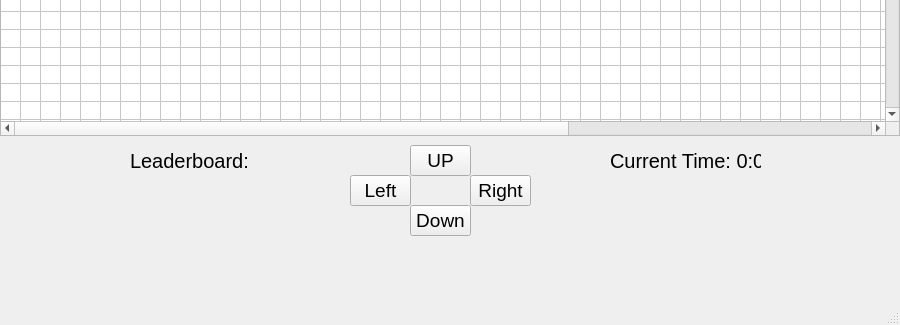
Above: maze-game-gui.ui from cmaul25/CIST-1620-Final-Project-2 before the change; both pictures show x 0 to 900 and y 475 to 800 of the 900 by 800 pixel window. Below: the same form after it.
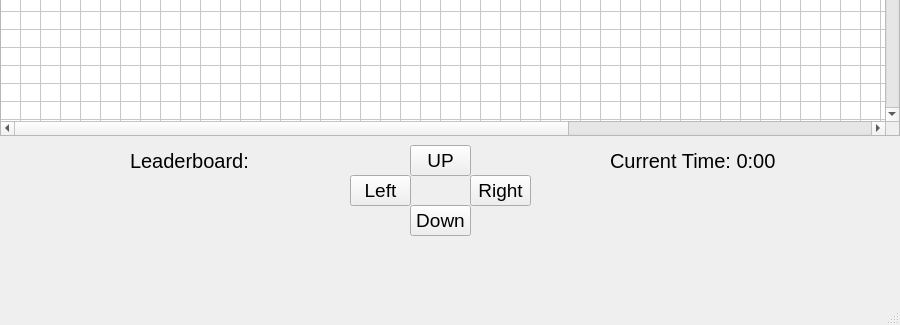
That is the form after the change.

Commit message: Maze Controls #2 arrow keys implemented

What changed in the file:
```diff
--- a/maze-game-gui.ui
+++ b/maze-game-gui.ui
@@ -308,7 +308,7 @@
      <rect>
       <x>130</x>
       <y>620</y>
-      <width>151</width>
+      <width>181</width>
       <height>31</height>
      </rect>
     </property>
@@ -326,7 +326,7 @@
      <rect>
       <x>610</x>
       <y>620</y>
-      <width>151</width>
+      <width>301</width>
       <height>31</height>
      </rect>
     </property>
```
The commit also changes 1 other file.
